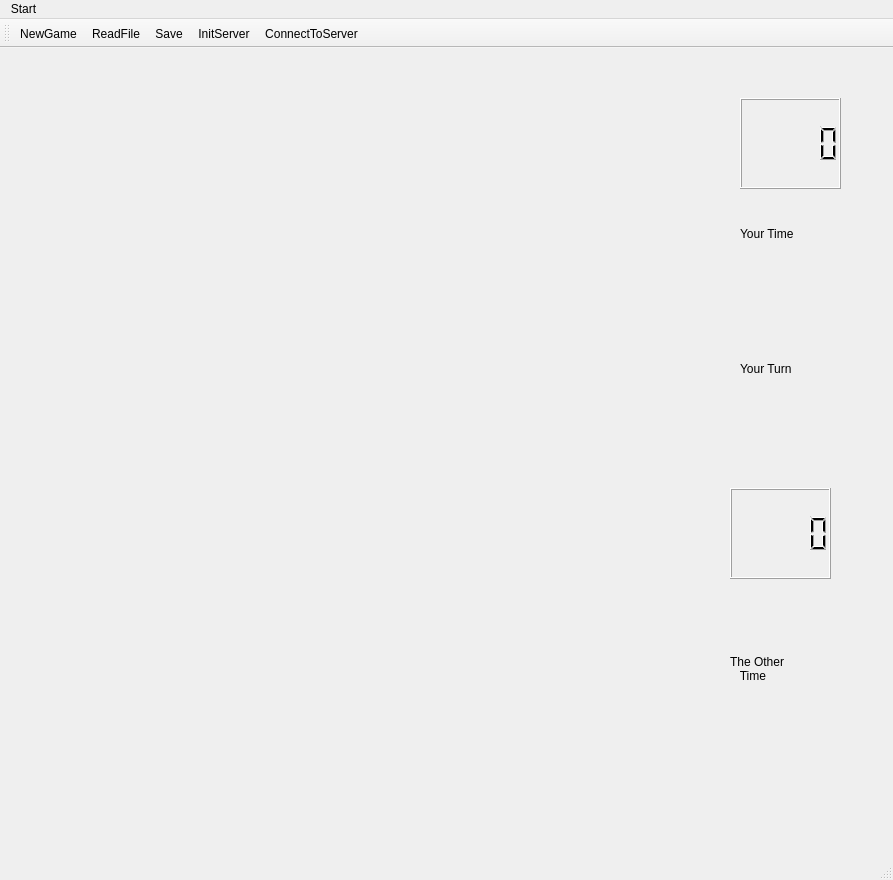
Old version of the form client_v1/mainwindow.ui in the repository nmrenyi/Socket_BIGWORK.
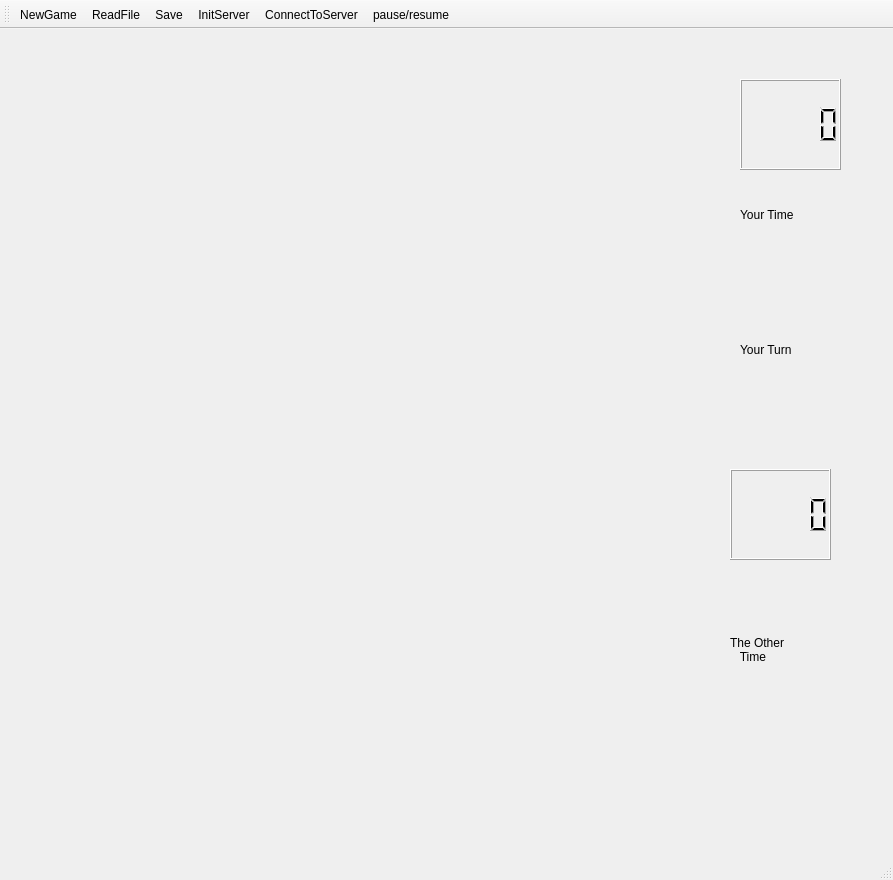
New version of the form.

```diff
--- a/client_v1/mainwindow.ui
+++ b/client_v1/mainwindow.ui
@@ -29,8 +29,8 @@
      <rect>
       <x>740</x>
       <y>200</y>
-      <width>81</width>
-      <height>51</height>
+      <width>161</width>
+      <height>101</height>
      </rect>
     </property>
     <property name="text">
@@ -97,14 +97,6 @@
      <height>21</height>
     </rect>
    </property>
-   <widget class="QMenu" name="menuStart">
-    <property name="title">
-     <string>Start</string>
-    </property>
-    <addaction name="actionInitServer"/>
-    <addaction name="actionConnectToServer"/>
-   </widget>
-   <addaction name="menuStart"/>
   </widget>
   <widget class="QToolBar" name="mainToolBar">
    <attribute name="toolBarArea">
@@ -118,6 +110,7 @@
    <addaction name="actionSave"/>
    <addaction name="actionInitServer"/>
    <addaction name="actionConnectToServer"/>
+   <addaction name="actionpause_resume"/>
   </widget>
   <widget class="QStatusBar" name="statusBar"/>
   <action name="actionReadFile">
@@ -148,6 +141,11 @@
     <string>NewGame</string>
    </property>
   </action>
+  <action name="actionpause_resume">
+   <property name="text">
+    <string>pause/resume</string>
+   </property>
+  </action>
  </widget>
  <layoutdefault spacing="6" margin="11"/>
  <resources/>
```
